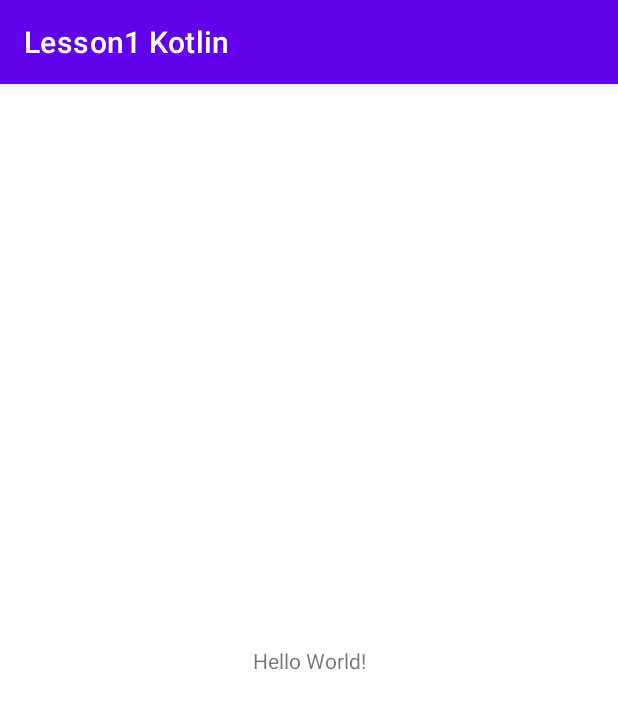
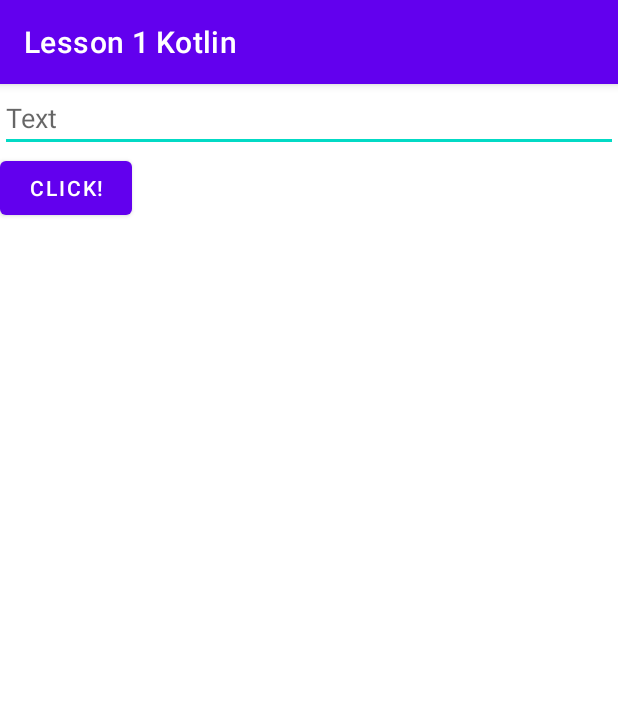
Before and after one commit to neqelovek/Lesson1Kotlin, an Android app: the screen it shows after launch (MainActivity), on a phone screen of 412 x 824 dp. Shown: the top 709 px of the screen. Run offline under Robolectric (Android 15) with nearby library versions, the phone set to English and light mode, and no system bars.

Commit message:
To task 1,2,3,4 finish

```diff
--- a/app/src/main/java/ru/gb/lesson1kotlin/MainActivity.kt
+++ b/app/src/main/java/ru/gb/lesson1kotlin/MainActivity.kt
@@ -2,11 +2,20 @@ package ru.gb.lesson1kotlin
 
 import androidx.appcompat.app.AppCompatActivity
 import android.os.Bundle
+import android.widget.Button
+import android.widget.EditText
+import android.widget.TextView
 import ru.gb.lesson1kotlin.R
 
 class MainActivity : AppCompatActivity() {
     override fun onCreate(savedInstanceState: Bundle?) {
         super.onCreate(savedInstanceState)
         setContentView(R.layout.activity_main)
+
+        val text: TextView = findViewById(R.id.text)
+        val enterText: EditText = findViewById(R.id.enter_text)
+        val button: Button = findViewById(R.id.button_click)
+
+        button.setOnClickListener { text.text = enterText.text }
     }
 }
--- a/app/src/main/res/layout/activity_main.xml
+++ b/app/src/main/res/layout/activity_main.xml
@@ -1,18 +1,37 @@
 <?xml version="1.0" encoding="utf-8"?>
-<androidx.constraintlayout.widget.ConstraintLayout xmlns:android="http://schemas.android.com/apk/res/android"
+<LinearLayout xmlns:android="http://schemas.android.com/apk/res/android"
     xmlns:app="http://schemas.android.com/apk/res-auto"
     xmlns:tools="http://schemas.android.com/tools"
     android:layout_width="match_parent"
     android:layout_height="match_parent"
+    android:orientation="vertical"
     tools:context=".MainActivity">
 
-    <TextView
+    <EditText
+        android:id="@+id/enter_text"
+        android:layout_width="match_parent"
+        android:layout_height="wrap_content"
+        android:autofillHints="username"
+        android:hint="@string/text"
+        android:inputType="text" />
+
+    <Button
+        android:id="@+id/button_click"
         android:layout_width="wrap_content"
         android:layout_height="wrap_content"
-        android:text="Hello World!"
+        android:text="@string/click" />
+
+
+    <TextView
+        android:id="@+id/text"
+        android:layout_width="match_parent"
+        android:layout_height="match_parent"
+        android:gravity="center"
+        android:textColor="@color/teal_200"
+        android:textSize="36sp"
         app:layout_constraintBottom_toBottomOf="parent"
         app:layout_constraintLeft_toLeftOf="parent"
         app:layout_constraintRight_toRightOf="parent"
         app:layout_constraintTop_toTopOf="parent" />
 
-</androidx.constraintlayout.widget.ConstraintLayout>
+</LinearLayout>
--- a/app/src/main/res/values/strings.xml
+++ b/app/src/main/res/values/strings.xml
@@ -1,3 +1,5 @@
 <resources>
-    <string name="app_name">Lesson1 Kotlin</string>
+    <string name="app_name">Lesson 1 Kotlin</string>
+    <string name="text">Text</string>
+    <string name="click">Click!</string>
 </resources>
```
